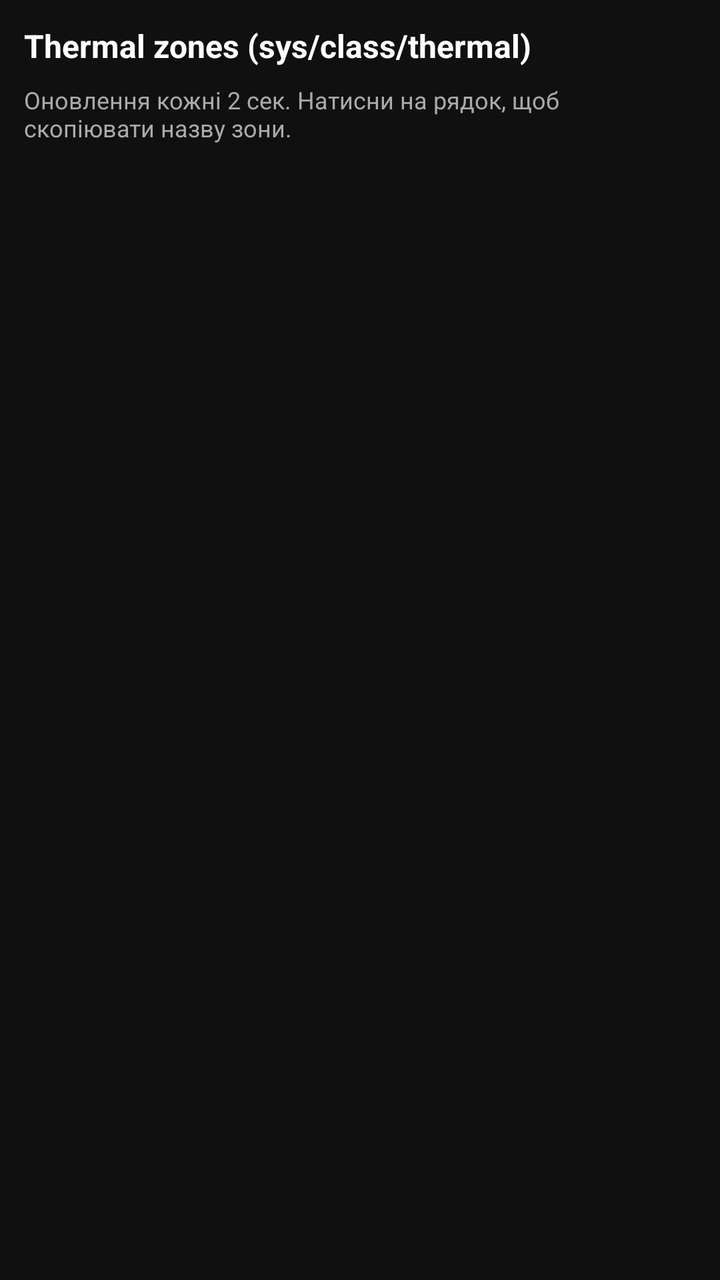
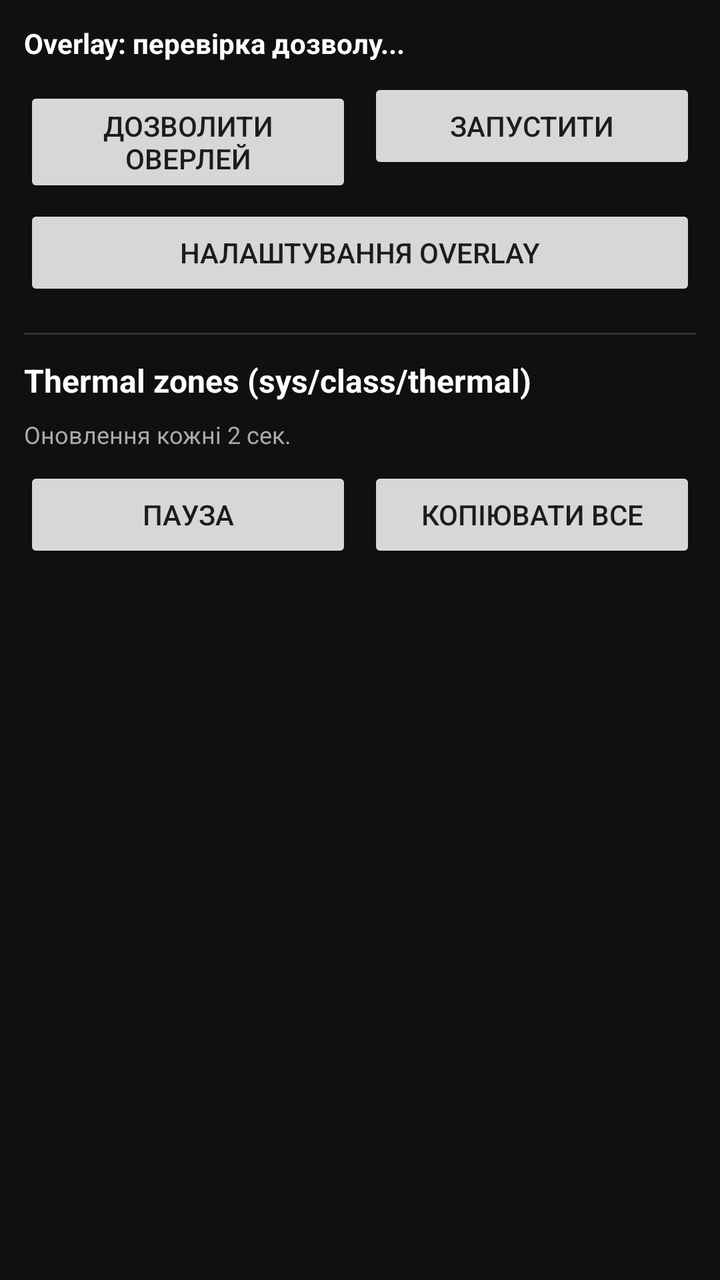

Before-and-after screenshots of an Android layout around one commit, followed by the original layout XML and the change that was made.
<!-- AndroidManifest.xml: application theme Theme.ThermalScanner -->
<!-- res/layout/activity_main.xml -->
<?xml version="1.0" encoding="utf-8"?>
<LinearLayout xmlns:android="http://schemas.android.com/apk/res/android"
    android:layout_width="match_parent"
    android:layout_height="match_parent"
    android:orientation="vertical"
    android:padding="12dp"
    android:background="#101010">

    <TextView
        android:id="@+id/title"
        android:layout_width="match_parent"
        android:layout_height="wrap_content"
        android:text="Thermal zones (sys/class/thermal)"
        android:textColor="#FFFFFF"
        android:textSize="16sp"
        android:textStyle="bold"
        android:paddingBottom="8dp" />

    <TextView
        android:id="@+id/subtitle"
        android:layout_width="match_parent"
        android:layout_height="wrap_content"
        android:text="Оновлення кожні 2 сек. Натисни на рядок, щоб скопіювати назву зони."
        android:textColor="#AAAAAA"
        android:textSize="12sp"
        android:paddingBottom="8dp" />

    <ScrollView
        android:layout_width="match_parent"
        android:layout_height="0dp"
        android:layout_weight="1">

        <TextView
            android:id="@+id/output"
            android:layout_width="match_parent"
            android:layout_height="wrap_content"
            android:fontFamily="monospace"
            android:textColor="#00FF88"
            android:textIsSelectable="true"
            android:textSize="13sp" />

    </ScrollView>

</LinearLayout>
<!-- resources referenced by this layout -->
<resources>
  <style name="Theme.ThermalScanner" parent="Theme.MaterialComponents.DayNight.NoActionBar" />
</resources>

<!-- the commit's change to res/layout/activity_main.xml (unified diff, before → after) -->
@@ -5,6 +5,53 @@
     android:orientation="vertical"
     android:padding="12dp"
     android:background="#101010">
+
+    <TextView
+        android:id="@+id/overlayStatus"
+        android:layout_width="match_parent"
+        android:layout_height="wrap_content"
+        android:text="Overlay: перевірка дозволу..."
+        android:textColor="#FFFFFF"
+        android:textSize="14sp"
+        android:textStyle="bold"
+        android:paddingBottom="8dp" />
+
+    <LinearLayout
+        android:layout_width="match_parent"
+        android:layout_height="wrap_content"
+        android:orientation="horizontal"
+        android:paddingBottom="8dp">
+
+        <Button
+            android:id="@+id/btnPermission"
+            android:layout_width="0dp"
+            android:layout_height="wrap_content"
+            android:layout_weight="1"
+            android:layout_marginEnd="4dp"
+            android:text="Дозволити оверлей" />
+
+        <Button
+            android:id="@+id/btnToggleOverlay"
+            android:layout_width="0dp"
+            android:layout_height="wrap_content"
+            android:layout_weight="1"
+            android:layout_marginStart="4dp"
+            android:text="Запустити" />
+
+    </LinearLayout>
+
+    <Button
+        android:id="@+id/btnSettings"
+        android:layout_width="match_parent"
+        android:layout_height="wrap_content"
+        android:text="Налаштування overlay"
+        android:layout_marginBottom="16dp" />
+
+    <View
+        android:layout_width="match_parent"
+        android:layout_height="1dp"
+        android:background="#333333"
+        android:layout_marginBottom="12dp" />
 
     <TextView
         android:id="@+id/title"
@@ -20,10 +67,34 @@
         android:id="@+id/subtitle"
         android:layout_width="match_parent"
         android:layout_height="wrap_content"
-        android:text="Оновлення кожні 2 сек. Натисни на рядок, щоб скопіювати назву зони."
+        android:text="Оновлення кожні 2 сек."
         android:textColor="#AAAAAA"
         android:textSize="12sp"
         android:paddingBottom="8dp" />
+
+    <LinearLayout
+        android:layout_width="match_parent"
+        android:layout_height="wrap_content"
+        android:orientation="horizontal"
+        android:paddingBottom="8dp">
+
+        <Button
+            android:id="@+id/btnPause"
+            android:layout_width="0dp"
+            android:layout_height="wrap_content"
+            android:layout_weight="1"
+            android:layout_marginEnd="4dp"
+            android:text="Пауза" />
+
+        <Button
+            android:id="@+id/btnCopy"
+            android:layout_width="0dp"
+            android:layout_height="wrap_content"
+            android:layout_weight="1"
+            android:layout_marginStart="4dp"
+            android:text="Копіювати все" />
+
+    </LinearLayout>
 
     <ScrollView
         android:layout_width="match_parent"
